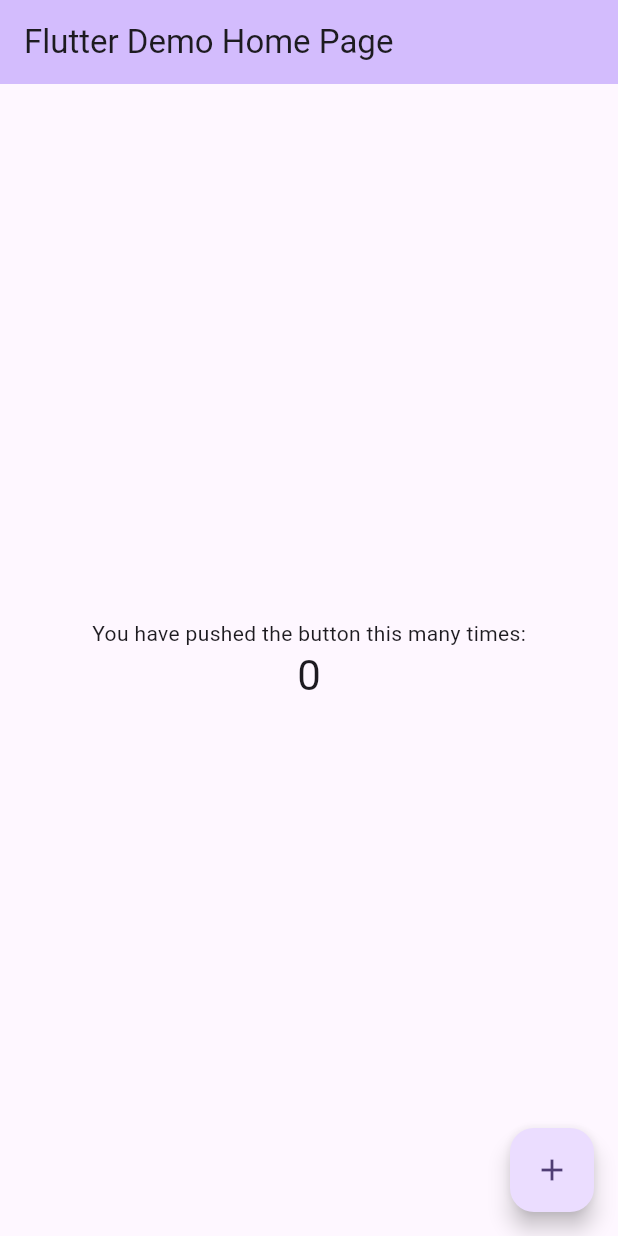
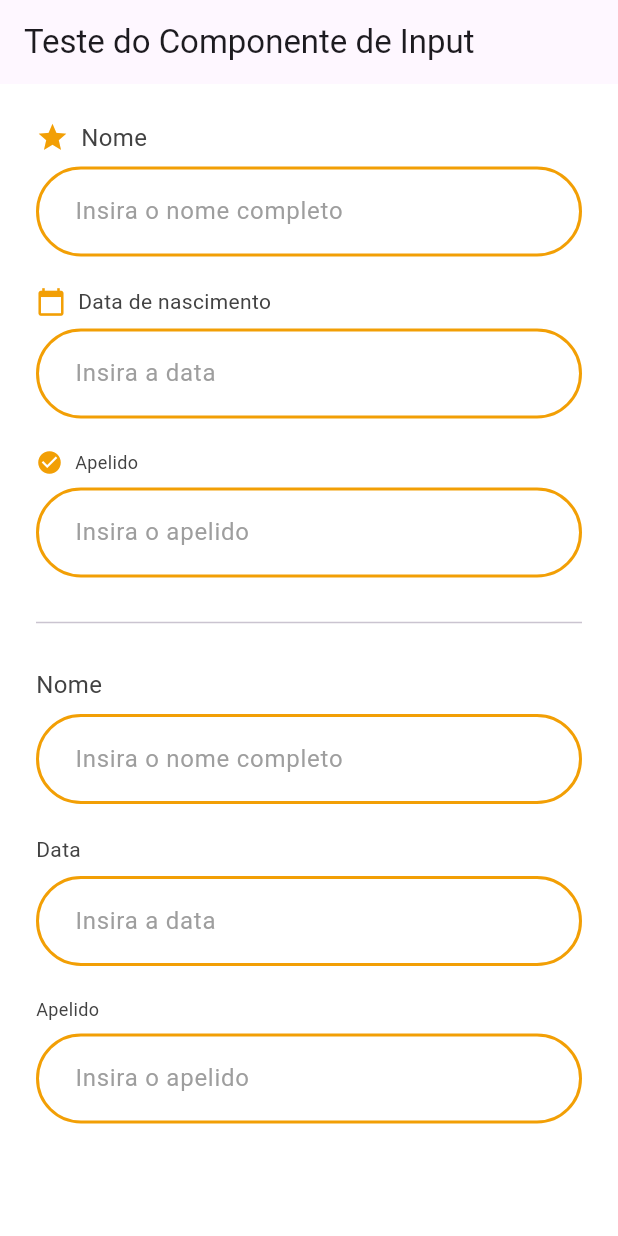
Before and after one commit to FatecFranca/DSM-P5-G07-2025-2, a Flutter app: the screen it shows after launch, on a phone screen of 412 x 824 dp. Run offline on Flutter 3.47's test engine with Material 3 defaults, Android fonts, the phone set to English and light mode, and no system bars.

Commit message:
SCRUM-74: Criação do componente Input

```diff
--- /dev/null
+++ b/mobile/lib/components/ui/input.dart
@@ -0,0 +1,120 @@
+import 'package:flutter/material.dart';
+import '../../enums/input_size.dart';
+
+class Input extends StatefulWidget {
+  final String label;
+  final String hintText;
+  final InputSize size;
+  final TextEditingController controller;
+  final Widget? icon;
+  final Function(String)? onChanged;
+  final TextInputType keyboardType;
+  final bool obscureText;
+
+  const Input({
+    super.key,
+    required this.label,
+    required this.hintText,
+    required this.controller,
+    this.size = InputSize.large,
+    this.icon,
+    this.onChanged,
+    this.keyboardType = TextInputType.text,
+    this.obscureText = false,
+  });
+
+  @override
+  State<Input> createState() => _InputState();
+}
+
+class _InputState extends State<Input> {
+  final FocusNode _focusNode = FocusNode();
+  bool _isFocused = false;
+
+  @override
+  void initState() {
+    super.initState();
+    _focusNode.addListener(() {
+      setState(() {
+        _isFocused = _focusNode.hasFocus;
+      });
+    });
+  }
+
+  @override
+  void dispose() {
+    _focusNode.dispose();
+    super.dispose();
+  }
+
+  @override
+  Widget build(BuildContext context) {
+    const Color orangeColor = Color(0xFFF29F05);
+
+    double labelFontSize;
+
+    switch (widget.size) {
+      case InputSize.medium:
+        labelFontSize = 14;
+        break;
+      case InputSize.small:
+        labelFontSize = 12;
+        break;
+      case InputSize.large:
+      default:
+        labelFontSize = 16;
+        break;
+    }
+
+    return Column(
+      crossAxisAlignment: CrossAxisAlignment.start,
+      children: [
+        Row(
+          children: [
+            if (widget.icon != null) ...[
+              widget.icon!,
+              const SizedBox(width: 8),
+            ],
+            Text(
+              widget.label,
+              style: TextStyle(
+                fontSize: labelFontSize,
+                color: Colors.grey[800],
+              ),
+            ),
+          ],
+        ),
+        const SizedBox(height: 8),
+        AnimatedContainer(
+          duration: const Duration(milliseconds: 200),
+          decoration: BoxDecoration(
+            color: Colors.transparent,
+            borderRadius: BorderRadius.circular(30.0),
+            border: Border.all(
+              color: orangeColor,
+              width: _isFocused ? 2.5 : 2.0,
+            ),
+          ),
+          child: TextField(
+            focusNode: _focusNode,
+            controller: widget.controller,
+            keyboardType: widget.keyboardType,
+            onChanged: widget.onChanged,
+            obscureText: widget.obscureText,
+            cursorColor: orangeColor,
+            style: const TextStyle(color: Colors.black, fontSize: 16),
+            decoration: InputDecoration(
+              contentPadding: const EdgeInsets.symmetric(
+                horizontal: 24,
+                vertical: 16,
+              ),
+              hintText: widget.hintText,
+              hintStyle: TextStyle(color: Colors.grey[500], fontSize: 16),
+              border: InputBorder.none,
+            ),
+          ),
+        ),
+      ],
+    );
+  }
+}
--- /dev/null
+++ b/mobile/lib/enums/input_size.dart
@@ -0,0 +1,5 @@
+enum InputSize {
+  large,
+  medium,
+  small,
+}
--- a/mobile/lib/main.dart
+++ b/mobile/lib/main.dart
@@ -1,4 +1,6 @@
 import 'package:flutter/material.dart';
+import 'components/ui/input.dart';
+import '../../enums/input_size.dart';
 
 void main() {
   runApp(const MyApp());
@@ -7,116 +9,112 @@ void main() {
 class MyApp extends StatelessWidget {
   const MyApp({super.key});
 
-  // This widget is the root of your application.
   @override
   Widget build(BuildContext context) {
     return MaterialApp(
-      title: 'Flutter Demo',
-      theme: ThemeData(
-        // This is the theme of your application.
-        //
-        // TRY THIS: Try running your application with "flutter run". You'll see
-        // the application has a purple toolbar. Then, without quitting the app,
-        // try changing the seedColor in the colorScheme below to Colors.green
-        // and then invoke "hot reload" (save your changes or press the "hot
-        // reload" button in a Flutter-supported IDE, or press "r" if you used
-        // the command line to start the app).
-        //
-        // Notice that the counter didn't reset back to zero; the application
-        // state is not lost during the reload. To reset the state, use hot
-        // restart instead.
-        //
-        // This works for code too, not just values: Most code changes can be
-        // tested with just a hot reload.
-        colorScheme: ColorScheme.fromSeed(seedColor: Colors.deepPurple),
-      ),
-      home: const MyHomePage(title: 'Flutter Demo Home Page'),
+      title: 'PetDex Input Test',
+      theme: ThemeData.light(),
+      home: const ComponentTestScreen(),
     );
   }
 }
 
-class MyHomePage extends StatefulWidget {
-  const MyHomePage({super.key, required this.title});
-
-  // This widget is the home page of your application. It is stateful, meaning
-  // that it has a State object (defined below) that contains fields that affect
-  // how it looks.
-
-  // This class is the configuration for the state. It holds the values (in this
-  // case the title) provided by the parent (in this case the App widget) and
-  // used by the build method of the State. Fields in a Widget subclass are
-  // always marked "final".
-
-  final String title;
+class ComponentTestScreen extends StatefulWidget {
+  const ComponentTestScreen({super.key});
 
   @override
-  State<MyHomePage> createState() => _MyHomePageState();
+  State<ComponentTestScreen> createState() => _ComponentTestScreenState();
 }
 
-class _MyHomePageState extends State<MyHomePage> {
-  int _counter = 0;
+class _ComponentTestScreenState extends State<ComponentTestScreen> {
+  final _nameController = TextEditingController();
+  final _dateController = TextEditingController();
+  final _nicknameController = TextEditingController();
+  final _nameController2 = TextEditingController();
+  final _dateController2 = TextEditingController();
+  final _nicknameController2 = TextEditingController();
 
-  void _incrementCounter() {
-    setState(() {
-      // This call to setState tells the Flutter framework that something has
-      // changed in this State, which causes it to rerun the build method below
-      // so that the display can reflect the updated values. If we changed
-      // _counter without calling setState(), then the build method would not be
-      // called again, and so nothing would appear to happen.
-      _counter++;
-    });
+  static const Color orangeColor = Color(0xFFF29F05);
+
+  @override
+  void dispose() {
+    _nameController.dispose();
+    _dateController.dispose();
+    _nicknameController.dispose();
+    _nameController2.dispose();
+    _dateController2.dispose();
+    _nicknameController2.dispose();
+    super.dispose();
   }
 
   @override
   Widget build(BuildContext context) {
-    // This method is rerun every time setState is called, for instance as done
-    // by the _incrementCounter method above.
-    //
-    // The Flutter framework has been optimized to make rerunning build methods
-    // fast, so that you can just rebuild anything that needs updating rather
-    // than having to individually change instances of widgets.
     return Scaffold(
-      appBar: AppBar(
-        // TRY THIS: Try changing the color here to a specific color (to
-        // Colors.amber, perhaps?) and trigger a hot reload to see the AppBar
-        // change color while the other colors stay the same.
-        backgroundColor: Theme.of(context).colorScheme.inversePrimary,
-        // Here we take the value from the MyHomePage object that was created by
-        // the App.build method, and use it to set our appbar title.
-        title: Text(widget.title),
-      ),
-      body: Center(
-        // Center is a layout widget. It takes a single child and positions it
-        // in the middle of the parent.
+      backgroundColor: Colors.white,
+      appBar: AppBar(title: const Text('Teste do Componente de Input')),
+      body: SingleChildScrollView(
+        padding: const EdgeInsets.all(24.0),
         child: Column(
-          // Column is also a layout widget. It takes a list of children and
-          // arranges them vertically. By default, it sizes itself to fit its
-          // children horizontally, and tries to be as tall as its parent.
-          //
-          // Column has various properties to control how it sizes itself and
-          // how it positions its children. Here we use mainAxisAlignment to
-          // center the children vertically; the main axis here is the vertical
-          // axis because Columns are vertical (the cross axis would be
-          // horizontal).
-          //
-          // TRY THIS: Invoke "debug painting" (choose the "Toggle Debug Paint"
-          // action in the IDE, or press "p" in the console), to see the
-          // wireframe for each widget.
-          mainAxisAlignment: MainAxisAlignment.center,
-          children: <Widget>[
-            const Text('You have pushed the button this many times:'),
-            Text(
-              '$_counter',
-              style: Theme.of(context).textTheme.headlineMedium,
+          children: [
+            Input(
+              label: 'Nome',
+              hintText: 'Insira o nome completo',
+              controller: _nameController,
+              icon: const Icon(Icons.star, color: orangeColor, size: 22),
+              size: InputSize.large,
+            ),
+            const SizedBox(height: 20),
+            Input(
+              label: 'Data de nascimento',
+              hintText: 'Insira a data',
+              controller: _dateController,
+              icon: const Icon(
+                Icons.calendar_today,
+                color: orangeColor,
+                size: 20,
+              ),
+              size: InputSize.medium,
+              keyboardType: TextInputType.datetime,
+            ),
+            const SizedBox(height: 20),
+            Input(
+              label: 'Apelido',
+              hintText: 'Insira o apelido',
+              controller: _nicknameController,
+              icon: const Icon(
+                Icons.check_circle,
+                color: orangeColor,
+                size: 18,
+              ),
+              size: InputSize.small,
+            ),
+
+            const Divider(height: 60),
+
+            Input(
+              label: 'Nome',
+              hintText: 'Insira o nome completo',
+              controller: _nameController2,
+              size: InputSize.large,
+            ),
+            const SizedBox(height: 20),
+            Input(
+              label: 'Data',
+              hintText: 'Insira a data',
+              controller: _dateController2,
+              size: InputSize.medium,
+              keyboardType: TextInputType.datetime,
+            ),
+            const SizedBox(height: 20),
+            Input(
+              label: 'Apelido',
+              hintText: 'Insira o apelido',
+              controller: _nicknameController2,
+              size: InputSize.small,
             ),
           ],
         ),
       ),
-      floatingActionButton: FloatingActionButton(
-        onPressed: _incrementCounter,
-        tooltip: 'Increment',
-        child: const Icon(Icons.add),
-      ), // This trailing comma makes auto-formatting nicer for build methods.
     );
   }
 }
--- a/mobile/pubspec.yaml
+++ b/mobile/pubspec.yaml
@@ -34,6 +34,7 @@ dependencies:
   # The following adds the Cupertino Icons font to your application.
   # Use with the CupertinoIcons class for iOS style icons.
   cupertino_icons: ^1.0.8
+  hugeicons: ^1.0.2
 
 dev_dependencies:
   flutter_test:
```
Also changed, not shown: mobile/pubspec.lock.
